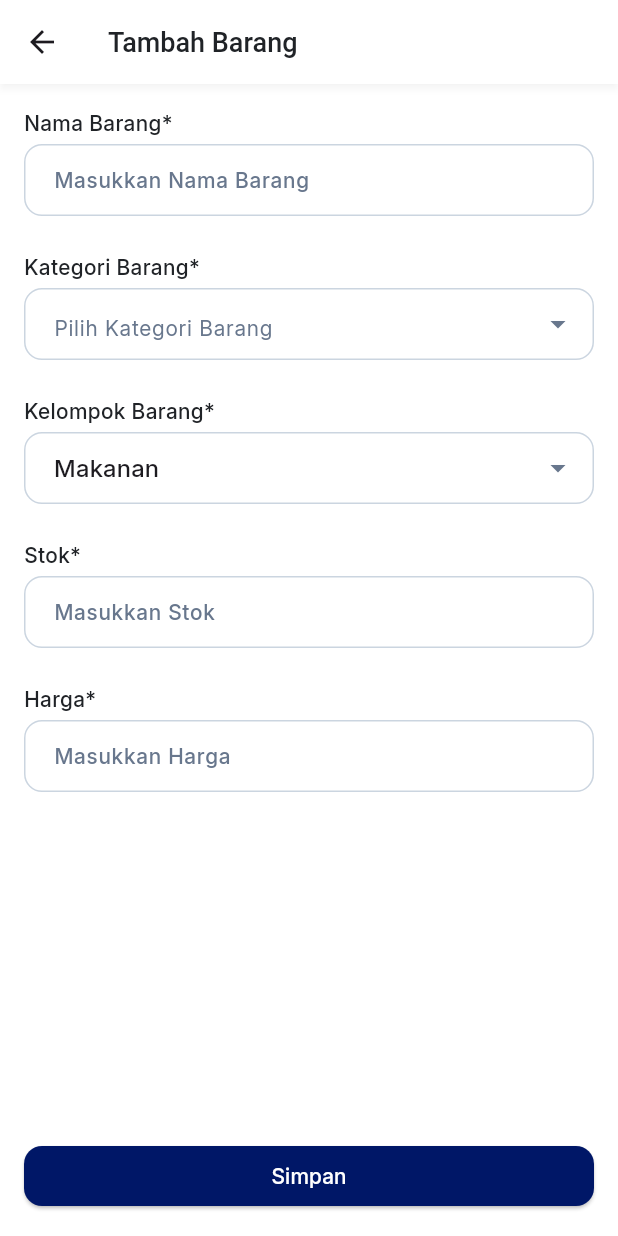
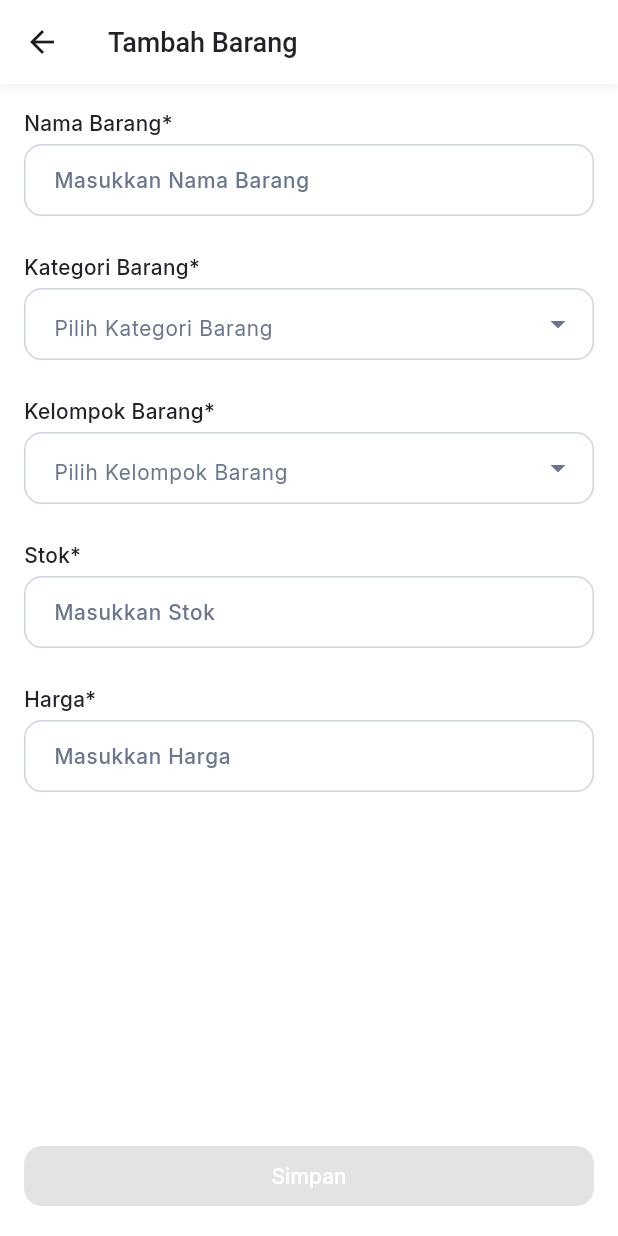
Before and after one commit to efrilm/siscom-test-flutter, a Flutter app: the screen it shows after launch, after a tap on "Edit Data", after a tap on the "close" icon, after a tap on "Barang", on a phone screen of 412 x 824 dp. Run offline on Flutter 3.47's test engine with Material 3 defaults, Android fonts, the phone set to English and light mode, and no system bars; drawn by our look-alikes of dropdown_search; our stand-ins replace another_flushbar, auto_route, bloc, connectivity_plus, dartz, dio and 6 more; missing offline and left inert: awesome_dio_interceptor, data_channel; network calls fail; statements that could not run were skipped.

Commit message:
feat: create item

```diff
--- /dev/null
+++ b/lib/application/item/item_form/item_form_event.dart
@@ -0,0 +1,11 @@
+part of 'item_form_bloc.dart';
+
+@freezed
+class ItemFormEvent with _$ItemFormEvent {
+  const factory ItemFormEvent.isValidChanged() = _IsValidChanged;
+  const factory ItemFormEvent.categoryChanged(Category category) =
+      _CategoryChanged;
+  const factory ItemFormEvent.itemGroupChanged(String itemGroup) =
+      _ItemGroupChanged;
+  const factory ItemFormEvent.created() = _Created;
+}
--- /dev/null
+++ b/lib/application/item/item_form/item_form_state.dart
@@ -0,0 +1,23 @@
+part of 'item_form_bloc.dart';
+
+@freezed
+class ItemFormState with _$ItemFormState {
+  const factory ItemFormState({
+    required TextEditingController itemNameController,
+    required TextEditingController stockController,
+    required TextEditingController priceController,
+    required Option<Either<ItemFailure, Item>> failureOrCreateItemOption,
+    String? itemGroup,
+    Category? selectedCategory,
+    @Default(false) bool isValid,
+    @Default(false) bool isCreateSubmitting,
+    @Default(false) bool showErrorMessages,
+  }) = _ItemFormState;
+
+  factory ItemFormState.initial() => ItemFormState(
+    failureOrCreateItemOption: none(),
+    itemNameController: TextEditingController(),
+    stockController: TextEditingController(),
+    priceController: TextEditingController(),
+  );
+}
--- a/lib/presentation/app_widget.dart
+++ b/lib/presentation/app_widget.dart
@@ -1,5 +1,8 @@
 import 'package:flutter/material.dart';
+import 'package:flutter_bloc/flutter_bloc.dart';
 
+import '../application/item/item_form/item_form_bloc.dart';
+import '../application/item/item_loader/item_loader_bloc.dart';
 import '../common/theme/theme.dart';
 import '../common/constant/app_constant.dart';
 import '../injection.dart';
@@ -18,12 +21,18 @@ class _AppWidgetState extends State<AppWidget> {
 
   @override
   Widget build(BuildContext context) {
-    return MaterialApp.router(
-      debugShowCheckedModeBanner: false,
-      title: AppConstant.appName,
-      theme: ThemeApp.theme,
-      routerConfig: _appRouter.config(
-        navigatorObservers: () => <NavigatorObserver>[AppRouteObserver()],
+    return MultiBlocProvider(
+      providers: [
+        BlocProvider(create: (context) => getIt<ItemLoaderBloc>()),
+        BlocProvider(create: (context) => getIt<ItemFormBloc>()),
+      ],
+      child: MaterialApp.router(
+        debugShowCheckedModeBanner: false,
+        title: AppConstant.appName,
+        theme: ThemeApp.theme,
+        routerConfig: _appRouter.config(
+          navigatorObservers: () => <NavigatorObserver>[AppRouteObserver()],
+        ),
       ),
     );
   }
--- a/lib/presentation/components/button/elevated_button.dart
+++ b/lib/presentation/components/button/elevated_button.dart
@@ -9,6 +9,7 @@ class AppElevatedButton extends StatelessWidget {
     this.width = double.infinity,
     this.backgroundColor,
     this.textColor,
+    this.isLoading = false,
   });
 
   final String text;
@@ -17,6 +18,7 @@ class AppElevatedButton extends StatelessWidget {
   final double width;
   final Color? backgroundColor;
   final Color? textColor;
+  final bool isLoading;
 
   @override
   Widget build(BuildContext context) {
@@ -26,7 +28,26 @@ class AppElevatedButton extends StatelessWidget {
         backgroundColor: backgroundColor ?? AppColor.primary,
         shape: RoundedRectangleBorder(borderRadius: BorderRadius.circular(12)),
       ),
-      child: Text(
+      child: isLoading
+          ? Row(
+              mainAxisAlignment: MainAxisAlignment.center,
+              children: [
+                SizedBox(
+                  width: 16,
+                  height: 16,
+                  child: CircularProgressIndicator(color: AppColor.white),
+                ),
+                SizedBox(width: 8),
+                Text(
+                  'Loading...',
+                  style: AppStyle.md.copyWith(
+                    fontWeight: FontWeight.w500,
+                    color: textColor ?? AppColor.white,
+                  ),
+                ),
+              ],
+            )
+          : Text(
               text,
               style: AppStyle.md.copyWith(
                 fontWeight: FontWeight.w500,
--- a/lib/presentation/components/field/text_form_field.dart
+++ b/lib/presentation/components/field/text_form_field.dart
@@ -8,6 +8,7 @@ class AppTextFormField extends StatelessWidget {
   final TextEditingController? controller;
   final VoidCallback? onTap;
   final ValueChanged<String>? onChanged;
+  final String? Function(String?)? validator;
 
   const AppTextFormField({
     super.key,
@@ -18,6 +19,7 @@ class AppTextFormField extends StatelessWidget {
     this.controller,
     this.onTap,
     this.onChanged,
+    this.validator,
   });
 
   @override
@@ -38,6 +40,7 @@ class AppTextFormField extends StatelessWidget {
           controller: controller,
           onTap: onTap,
           onChanged: onChanged,
+          validator: validator,
           decoration: InputDecoration(hintText: 'Masukkan $title'),
         ),
       ],
--- a/lib/presentation/pages/Items/pages/item_form/item_form_page.dart
+++ b/lib/presentation/pages/Items/pages/item_form/item_form_page.dart
@@ -3,11 +3,16 @@ import 'package:auto_route/auto_route.dart';
 import 'package:flutter/material.dart';
 
 import '../../../../../application/category/category_loader/category_loader_bloc.dart';
-import '../../../../../domain/category/category.dart';
+import '../../../../../application/item/item_form/item_form_bloc.dart';
 import '../../../../../injection.dart';
 import '../../../../components/button/button.dart';
-import '../../../../components/field/field.dart';
+import '../../../../components/toast/flushbar.dart';
+import '../../../../router/app_router.gr.dart';
+import 'widgets/category_field.dart';
+import 'widgets/item_group_field.dart';
+import 'widgets/name_field.dart';
 import 'widgets/price_field.dart';
+import 'widgets/stock_field.dart';
 
 @RoutePage()
 class ItemFormPage extends StatelessWidget implements AutoRouteWrapper {
@@ -16,57 +21,95 @@ class ItemFormPage extends StatelessWidget implements AutoRouteWrapper {
 
   @override
   Widget build(BuildContext context) {
+    return BlocListener<ItemFormBloc, ItemFormState>(
+      listenWhen: (previous, current) =>
+          previous.failureOrCreateItemOption !=
+          current.failureOrCreateItemOption,
+      listener: (context, state) {
+        state.failureOrCreateItemOption.fold(
+          () {},
+          (either) => either.fold(
+            (f) => AppFlushbar.showItemFailureToast(context, f),
+            (data) {
+              if (isEdit) {
+                AppFlushbar.showSuccess(
+                  context,
+                  'Berhasil mengubah barang ${data.itemName}',
+                );
+              } else {
+                AppFlushbar.showSuccess(
+                  context,
+                  'Berhasil menambah barang ${data.itemName}',
+                );
+              }
+              Future.delayed(Duration(milliseconds: 600), () {
+                context.router.pushAndPopUntil(
+                  ItemRoute(),
+                  predicate: (route) => false, // Clear semua
+                );
+              });
+            },
+          ),
+        );
+      },
+      child: BlocBuilder<ItemFormBloc, ItemFormState>(
+        builder: (context, state) {
           return Scaffold(
             appBar: AppBar(
               title: Text(isEdit ? 'Edit Barang' : 'Tambah Barang'),
               centerTitle: false,
             ),
-      body: ListView(
+            body: Form(
+              autovalidateMode: state.showErrorMessages
+                  ? AutovalidateMode.always
+                  : AutovalidateMode.disabled,
+              child: ListView(
                 padding: EdgeInsets.all(16),
                 children: [
-          AppTextFormField(title: 'Nama Barang'),
+                  ItemFormNameField(),
                   SizedBox(height: 24),
-          BlocBuilder<CategoryLoaderBloc, CategoryLoaderState>(
-            builder: (context, category) {
-              return AppDropdownSearchField<Category>(
-                title: "Kategori Barang",
-                items: category.categories,
-                itemAsString: (item) => item.name,
-                selectedItem: Category.empty(),
-                compareFn: (item1, item2) => item1.id == item2.id,
-                onChanged: (value) {},
-              );
-            },
-          ),
+                  ItemFormCategoryField(),
                   SizedBox(height: 24),
-          AppDropdownSearchField<String>(
-            title: "Kelompok Barang",
-            items: ["Makanan", "Minuman", "Snack"],
-            itemAsString: (item) => item,
-            selectedItem: 'Makanan',
-            onChanged: (value) {},
-          ),
+                  ItemFormItemGroup(),
                   SizedBox(height: 24),
-          AppTextFormField(title: 'Stok'),
+                  ItemFormStockField(),
                   SizedBox(height: 24),
                   ItemFormPriceField(),
                   SizedBox(height: 24),
                 ],
               ),
+            ),
             bottomNavigationBar: Padding(
               padding: EdgeInsets.all(16),
               child: AppElevatedButton(
-          onPressed: () {},
+                onPressed: state.isValid
+                    ? () {
+                        if (!state.isCreateSubmitting) {
+                          context.read<ItemFormBloc>().add(
+                            ItemFormEvent.created(),
+                          );
+                        }
+                      }
+                    : null,
+                isLoading: state.isCreateSubmitting,
                 text: isEdit ? 'Simpan Perubahan' : 'Simpan',
               ),
+            ),
+          );
+        },
       ),
     );
   }
 
   @override
-  Widget wrappedRoute(BuildContext context) => BlocProvider(
+  Widget wrappedRoute(BuildContext context) => MultiBlocProvider(
+    providers: [
+      BlocProvider(
         create: (context) =>
             getIt<CategoryLoaderBloc>()..add(CategoryLoaderEvent.fetched()),
+      ),
+      BlocProvider(create: (context) => getIt<ItemFormBloc>()),
+    ],
     child: this,
   );
 }
--- /dev/null
+++ b/lib/presentation/pages/Items/pages/item_form/widgets/category_field.dart
@@ -0,0 +1,39 @@
+import 'package:flutter/material.dart';
+import 'package:flutter_bloc/flutter_bloc.dart';
+
+import '../../../../../../application/category/category_loader/category_loader_bloc.dart';
+import '../../../../../../application/item/item_form/item_form_bloc.dart';
+import '../../../../../../domain/category/category.dart';
+import '../../../../../components/field/field.dart';
+
+class ItemFormCategoryField extends StatelessWidget {
+  const ItemFormCategoryField({super.key});
+
+  @override
+  Widget build(BuildContext context) {
+    return BlocBuilder<CategoryLoaderBloc, CategoryLoaderState>(
+      builder: (context, category) {
+        return AppDropdownSearchField<Category>(
+          title: "Kategori Barang",
+          items: category.categories,
+          itemAsString: (item) => item.name,
+          selectedItem: context.read<ItemFormBloc>().state.selectedCategory,
+          compareFn: (item1, item2) => item1.id == item2.id,
+          onChanged: (value) {
+            context.read<ItemFormBloc>().add(
+              ItemFormEvent.categoryChanged(value!),
+            );
+            context.read<ItemFormBloc>().add(ItemFormEvent.isValidChanged());
+          },
+          validator: (value) {
+            if (value == null ||
+                context.read<ItemFormBloc>().state.selectedCategory == null) {
+              return 'Kategori barang harus diisi';
+            }
+            return null;
+          },
+        );
+      },
+    );
+  }
+}
--- /dev/null
+++ b/lib/presentation/pages/Items/pages/item_form/widgets/item_group_field.dart
@@ -0,0 +1,42 @@
+import 'package:flutter/material.dart';
+import 'package:flutter_bloc/flutter_bloc.dart';
+
+import '../../../../../../application/item/item_form/item_form_bloc.dart';
+import '../../../../../components/field/field.dart';
+
+class ItemFormItemGroup extends StatelessWidget {
+  const ItemFormItemGroup({super.key});
+
+  @override
+  Widget build(BuildContext context) {
+    return AppDropdownSearchField<String>(
+      title: "Kelompok Barang",
+      items: [
+        "Hobi",
+        "Mainan",
+        "Kesehatan",
+        "Elektronik",
+        "Kecantikan",
+        "Perawatan Tubuh",
+        "Peralatan Rumah",
+        "Otomotif",
+        "Gaming",
+      ],
+      itemAsString: (item) => item,
+      selectedItem: context.read<ItemFormBloc>().state.itemGroup,
+      onChanged: (value) {
+        context.read<ItemFormBloc>().add(
+          ItemFormEvent.itemGroupChanged(value!),
+        );
+        context.read<ItemFormBloc>().add(ItemFormEvent.isValidChanged());
+      },
+      validator: (value) {
+        if (value == null ||
+            context.read<ItemFormBloc>().state.itemGroup == null) {
+          return 'Kelompok barang harus diisi';
+        }
+        return null;
+      },
+    );
+  }
+}
--- /dev/null
+++ b/lib/presentation/pages/Items/pages/item_form/widgets/name_field.dart
@@ -0,0 +1,32 @@
+import 'package:flutter/material.dart';
+import 'package:flutter_bloc/flutter_bloc.dart';
+
+import '../../../../../../application/item/item_form/item_form_bloc.dart';
+import '../../../../../components/field/field.dart';
+
+class ItemFormNameField extends StatefulWidget {
+  const ItemFormNameField({super.key});
+
+  @override
+  State<ItemFormNameField> createState() => _ItemFormNameFieldState();
+}
+
+class _ItemFormNameFieldState extends State<ItemFormNameField> {
+  @override
+  Widget build(BuildContext context) {
+    return AppTextFormField(
+      title: 'Nama Barang',
+      controller: context.read<ItemFormBloc>().state.itemNameController,
+      onChanged: (value) =>
+          context.read<ItemFormBloc>().add(ItemFormEvent.isValidChanged()),
+      validator: (value) {
+        if (value == null ||
+            value.isEmpty ||
+            context.read<ItemFormBloc>().state.itemNameController.text == '') {
+          return 'Nama barang harus diisi';
+        }
+        return null;
+      },
+    );
+  }
+}
--- a/lib/presentation/pages/Items/pages/item_form/widgets/price_field.dart
+++ b/lib/presentation/pages/Items/pages/item_form/widgets/price_field.dart
@@ -1,6 +1,8 @@
 import 'package:flutter/material.dart';
 import 'package:flutter/services.dart';
+import 'package:flutter_bloc/flutter_bloc.dart';
 
+import '../../../../../../application/item/item_form/item_form_bloc.dart';
 import '../../../../../../common/formatter/rupiah_formatter.dart';
 import '../../../../../components/field/field.dart';
 
@@ -16,6 +18,22 @@ class ItemFormPriceField extends StatelessWidget {
         FilteringTextInputFormatter.digitsOnly,
         RupiahInputFormatter(),
       ],
+      controller: context.read<ItemFormBloc>().state.priceController,
+      onChanged: (value) =>
+          context.read<ItemFormBloc>().add(ItemFormEvent.isValidChanged()),
+      validator: (value) {
+        if (value == null ||
+            value.isEmpty ||
+            context.read<ItemFormBloc>().state.priceController.text == '') {
+          return 'Harga barang harus diisi';
+        }
+
+        if (value == '0' ||
+            context.read<ItemFormBloc>().state.priceController.text == '0') {
+          return 'Harga barang tidak boleh 0';
+        }
+        return null;
+      },
     );
   }
 }
--- /dev/null
+++ b/lib/presentation/pages/Items/pages/item_form/widgets/stock_field.dart
@@ -0,0 +1,27 @@
+import 'package:flutter/material.dart';
+import 'package:flutter_bloc/flutter_bloc.dart';
+
+import '../../../../../../application/item/item_form/item_form_bloc.dart';
+import '../../../../../components/field/field.dart';
+
+class ItemFormStockField extends StatelessWidget {
+  const ItemFormStockField({super.key});
+
+  @override
+  Widget build(BuildContext context) {
+    return AppTextFormField(
+      title: 'Stok',
+      controller: context.read<ItemFormBloc>().state.stockController,
+      onChanged: (value) =>
+          context.read<ItemFormBloc>().add(ItemFormEvent.isValidChanged()),
+      validator: (value) {
+        if (value == null ||
+            value.isEmpty ||
+            context.read<ItemFormBloc>().state.stockController.text == '') {
+          return 'Stok barang harus diisi';
+        }
+        return null;
+      },
+    );
+  }
+}
--- a/pubspec.yaml
+++ b/pubspec.yaml
@@ -31,6 +31,7 @@ dependencies:
   flutter_bloc: ^9.1.1
   bloc: ^9.0.0
   shimmer: ^3.0.0
+  another_flushbar: ^1.12.30
 
 dev_dependencies:
   flutter_test:
```
Also changed, not shown: lib/application/item/item_form/item_form_bloc.dart (added, +86 -0 lines), lib/domain/item/repositories/i_item_repository.dart (+8 -0 lines), lib/infrastructure/item/datasource/remote_data_provider.dart (+34 -0 lines), lib/infrastructure/item/repositories/i_item_repository.dart (+29 -0 lines), lib/presentation/components/toast/flushbar.dart (added, +55 -0 lines), lib/application/item/item_form/item_form_bloc.freezed.dart (added), lib/injection.config.dart, lib/presentation/router/app_router.gr.dart, pubspec.lock. Lines whose indentation alone changed are shown as unchanged.
